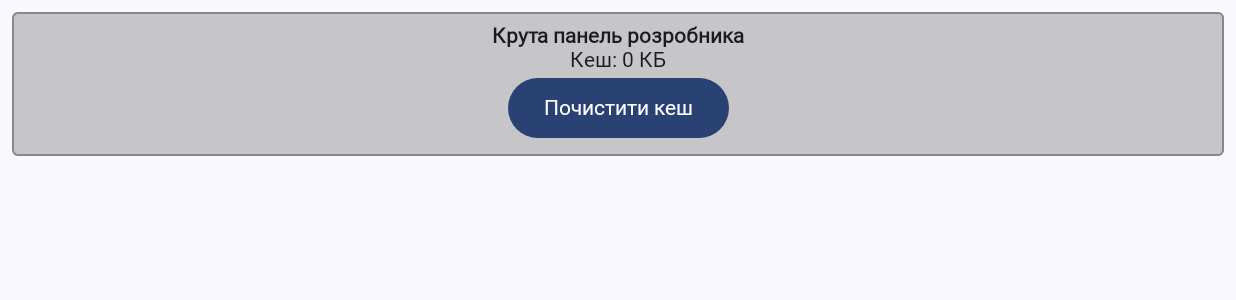
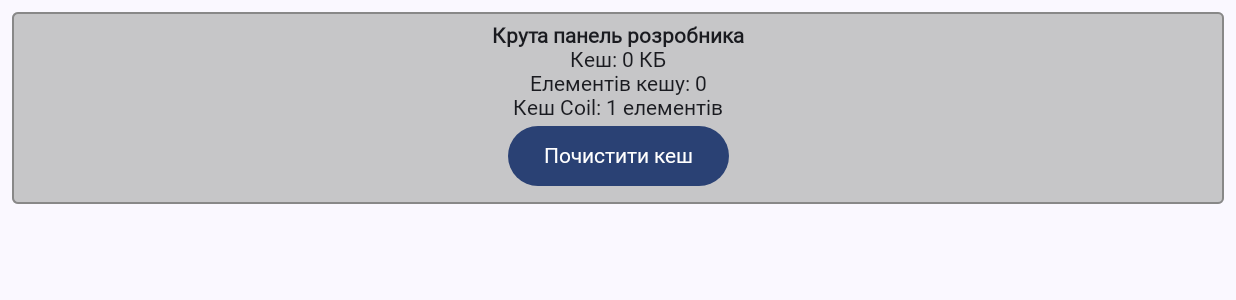
Before and after one commit to sginne/wagner, an Android app built with Jetpack Compose: the composable DevPanel shown on its own in the app's theme, after a tap on "Почистити кеш", on a phone screen of 824 x 412 dp (held sideways). Shown: the top 300 px of the screen. Run offline under Robolectric (Android 15) with nearby library versions, the phone set to English and light mode, and no system bars; Roboto replaces fonts that are not available here.

Commit message:
Dev panel, cache part enchanced

```diff
--- a/app/src/main/java/com/viivi/wagner/ui/screens/devUi/DevPanel.kt
+++ b/app/src/main/java/com/viivi/wagner/ui/screens/devUi/DevPanel.kt
@@ -27,7 +27,16 @@ import androidx.compose.runtime.rememberCoroutineScope
 import androidx.compose.foundation.layout.*
 import androidx.compose.runtime.*
 import kotlinx.coroutines.withContext
+import java.nio.file.Files
+import java.nio.file.Path
+import okio.Path.Companion.toOkioPath
 
+fun calculateCoilCacheItems(context: Context): Int {
+    val diskCache = context.imageLoader.diskCache ?: return 0
+    val dir = diskCache.directory ?: return 0
+    val file = File(dir.toString())
+    return file.listFiles()?.size ?: 0
+}
 
 
 
@@ -42,17 +51,25 @@ fun DevPanel() {
     val context = LocalContext.current
     val scope = rememberCoroutineScope()
     var cacheSize by remember { mutableStateOf(0L) }
+    var cacheItems by remember { mutableStateOf(0) }
+    var coilCacheItems by remember { mutableStateOf(0) }
 
-    fun calculateCacheSize(): Long {
+
+
+    fun calculateCacheStats(): Pair<Long, Int> {
         val cacheDir = File(context.filesDir, "comics_cache")
-        return cacheDir.walkTopDown()
-            .filter { it.isFile }
-            .map { it.length() }
-            .sum()
+        val files = cacheDir.walkTopDown().filter { it.isFile }.toList()
+        val size = files.sumOf { it.length() }
+        val count = files.size
+        return size to count
     }
 
     LaunchedEffect(Unit) {
-        cacheSize = withContext(Dispatchers.IO) { calculateCacheSize() }
+        val (size, count) = withContext(Dispatchers.IO) { calculateCacheStats() }
+        val coilCount = withContext(Dispatchers.IO) { calculateCoilCacheItems(context) }
+        coilCacheItems = coilCount
+        cacheSize = size
+        cacheItems = count
     }
 
     Column(
@@ -66,8 +83,9 @@ fun DevPanel() {
         verticalArrangement = Arrangement.Center
     ) {
         Text("Крута панель розробника", fontWeight = FontWeight.Bold)
-
         Text("Кеш: ${cacheSize / 1024} КБ")
+        Text("Елементів кешу: $cacheItems")
+        Text("Кеш Coil: $coilCacheItems елементів")
 
         Row(
             modifier = Modifier.fillMaxWidth(),
@@ -76,7 +94,11 @@ fun DevPanel() {
             Button(onClick = {
                 scope.launch(Dispatchers.IO) {
                     clearComicCache(context)
-                    cacheSize = calculateCacheSize()
+                    val (size, count) = calculateCacheStats()
+                    val coilCount = calculateCoilCacheItems(context)
+                    cacheSize = size
+                    cacheItems = count
+                    coilCacheItems = coilCount
                 }
             }) {
                 Text("Почистити кеш")
```
